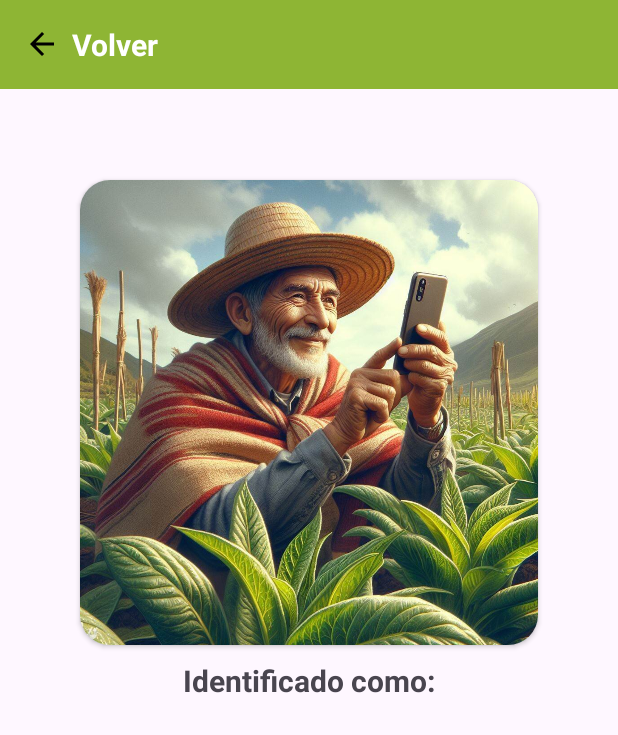
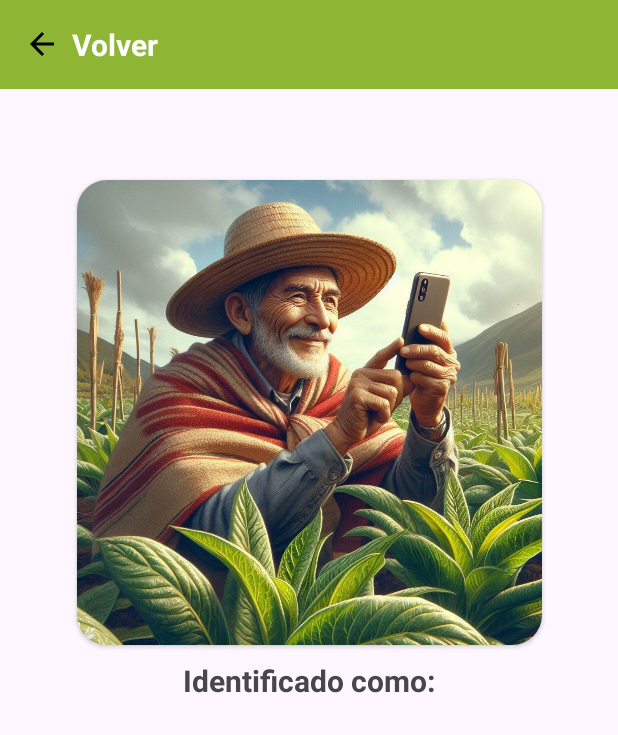
Before and after one commit to AngelGavilanez2023/tesis_app_identificacion_hojas_papa, an Android app: the layout activity_resultados.xml on its own in the app's theme, with its tools: preview values and no code run, on a phone screen of 412 x 824 dp. Shown: the top 735 px of the screen. Run offline under Robolectric (Android 15) with nearby library versions, the phone set to English and light mode, and no system bars.

Commit message:
Funcional II completo dos vistas todo v.13

```diff
--- a/app/src/main/res/layout/activity_resultados.xml
+++ b/app/src/main/res/layout/activity_resultados.xml
@@ -64,7 +64,7 @@
 
         <ImageView
             android:id="@+id/imageView"
-            android:layout_width="305dp"
+            android:layout_width="wrap_content"
             android:layout_height="310dp"
             android:adjustViewBounds="true"
             android:scaleType="fitXY"
```
